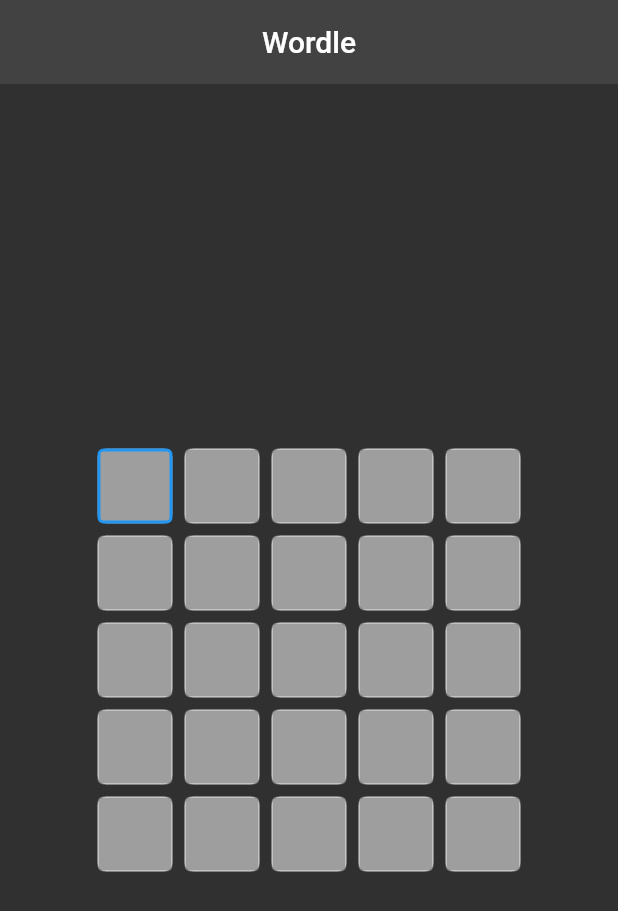
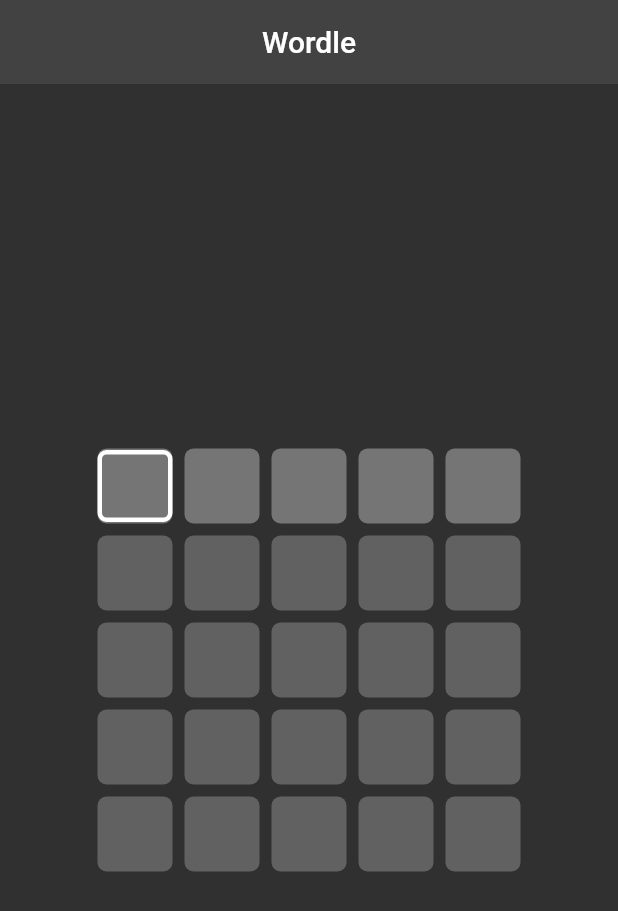
Before and after one commit to nimone/wordle, a Flutter app: the screen it shows after launch, on a phone screen of 412 x 824 dp. Shown: the top 911 px of the screen. Run offline on Flutter 3.47's test engine with Material 2 defaults, Android fonts, the phone set to English and light mode, and no system bars.

```diff
--- a/lib/widgets/board.dart
+++ b/lib/widgets/board.dart
@@ -1,7 +1,8 @@
 import 'package:flutter/material.dart';
+import 'package:collection/collection.dart';
 import 'package:wordle/widgets/character_box.dart';
 
-class GameBoard extends StatelessWidget {
+class GameBoard extends StatefulWidget {
   final int rows;
   final int columns;
   const GameBoard({
@@ -11,21 +12,62 @@ class GameBoard extends StatelessWidget {
   }) : super(key: key);
 
   @override
+  State<GameBoard> createState() => _GameBoardState();
+}
+
+class _GameBoardState extends State<GameBoard> {
+  final targetWord = "count";
+  var currentRow = 1;
+  late List<List<String>> board;
+
+  @override
+  void initState() {
+    board = List.generate(
+        widget.rows, (i) => List.generate(widget.columns, (j) => ""));
+    super.initState();
+  }
+
+  handleCharInput(String value, int colIdx) {
+    if (value == "") {
+      if (colIdx != 0) FocusScope.of(context).previousFocus();
+      return;
+    }
+    board[currentRow][colIdx] = value;
+    if (colIdx + 1 == widget.columns) {
+      checkWord();
+      return;
+    }
+    FocusScope.of(context).nextFocus();
+  }
+
+  checkWord() {
+    final word = board[currentRow].join("");
+    targetWord == word ? print("you win") : print("try again");
+  }
+
+  @override
   Widget build(BuildContext context) {
     return Column(
       mainAxisAlignment: MainAxisAlignment.center,
-      children: generateBoard(),
+      children: board
+          .mapIndexed((rowIdx, rowVal) => Row(
+                mainAxisAlignment: MainAxisAlignment.center,
+                children: rowVal
+                    .mapIndexed((colIdx, colVal) => CharacterBox(
+                          color: rowIdx + 1 == currentRow
+                              ? Colors.grey.shade600
+                              : Colors.grey.shade700,
+                          child: rowIdx + 1 == currentRow
+                              ? CharacterInput(
+                                  value: colVal,
+                                  onChange: (val) =>
+                                      handleCharInput(val, colIdx),
+                                )
+                              : null,
+                        ))
+                    .toList(),
+              ))
+          .toList(),
     );
   }
-
-  List<Widget> generateBoard() {
-    return List.generate(columns, (i) => i)
-        .map((e) => Row(
-              mainAxisAlignment: MainAxisAlignment.center,
-              children: List.generate(rows, (i) => i)
-                  .map((e) => const CharacterBox())
-                  .toList(),
-            ))
-        .toList();
-  }
 }
--- a/lib/widgets/character_box.dart
+++ b/lib/widgets/character_box.dart
@@ -2,10 +2,12 @@ import 'package:flutter/material.dart';
 import 'package:flutter/services.dart';
 
 class CharacterBox extends StatelessWidget {
-  final String value;
+  final Color color;
+  final CharacterInput? child;
   const CharacterBox({
     Key? key,
-    this.value = "",
+    this.child,
+    required this.color,
   }) : super(key: key);
 
   @override
@@ -13,17 +15,40 @@ class CharacterBox extends StatelessWidget {
     return Container(
       width: 50,
       height: 50,
+      alignment: Alignment.center,
       decoration: BoxDecoration(
-        color: Colors.grey,
+        color: color,
         borderRadius: BorderRadius.circular(6),
       ),
       margin: const EdgeInsets.all(4),
-      child: TextFormField(
+      child: child,
+    );
+  }
+}
+
+class CharacterInput extends StatelessWidget {
+  final String? value;
+  final Function(String) onChange;
+  const CharacterInput({
+    Key? key,
+    this.value = "",
+    required this.onChange,
+  }) : super(key: key);
+
+  @override
+  Widget build(BuildContext context) {
+    return TextFormField(
       initialValue: value,
-        style: const TextStyle(fontSize: 20),
+      textAlign: TextAlign.center,
+      style: const TextStyle(fontSize: 32),
       autofocus: true,
       decoration: const InputDecoration(
-          border: OutlineInputBorder(),
+        border: InputBorder.none,
+        focusedBorder: OutlineInputBorder(
+          borderSide: BorderSide(color: Colors.white, width: 3.0),
+          borderRadius: BorderRadius.all(Radius.circular(6)),
+        ),
+        contentPadding: EdgeInsets.symmetric(vertical: 2),
       ),
       inputFormatters: [
         LengthLimitingTextInputFormatter(1),
@@ -32,11 +57,7 @@ class CharacterBox extends StatelessWidget {
       showCursor: false,
       enableInteractiveSelection: false,
       textCapitalization: TextCapitalization.characters,
-        onChanged: (value) {
-          if (value == "") FocusScope.of(context).previousFocus();
-          FocusScope.of(context).nextFocus();
-        },
-      ),
+      onChanged: onChange,
     );
   }
 }
```
Lines whose indentation alone changed are shown as unchanged.
